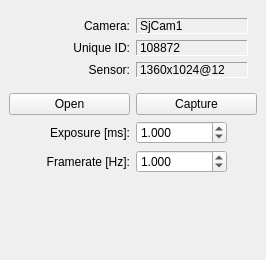
This is src/client/ui/cameradock.ui in kbg/sjcam as Qt 5 draws it before an edit. The edited form follows.
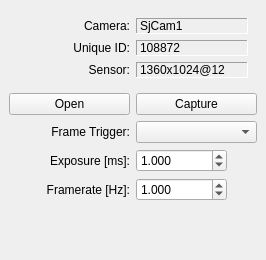
This is the edited form. Icons and pictures are not drawn.

Commit message: Added trigger support.

Diff of the .ui file:
```diff
--- a/src/client/ui/cameradock.ui
+++ b/src/client/ui/cameradock.ui
@@ -30,6 +30,29 @@
   </property>
   <widget class="QWidget" name="dockWidgetContents">
    <layout class="QGridLayout" name="gridLayout_2">
+    <item row="1" column="1">
+     <widget class="QPushButton" name="buttonCapture">
+      <property name="text">
+       <string>Capture</string>
+      </property>
+      <property name="checkable">
+       <bool>true</bool>
+      </property>
+     </widget>
+    </item>
+    <item row="5" column="0">
+     <spacer name="verticalSpacer">
+      <property name="orientation">
+       <enum>Qt::Vertical</enum>
+      </property>
+      <property name="sizeHint" stdset="0">
+       <size>
+        <width>20</width>
+        <height>1</height>
+       </size>
+      </property>
+     </spacer>
+    </item>
     <item row="0" column="0" colspan="2">
      <widget class="QFrame" name="frame">
       <property name="frameShape">
@@ -141,71 +164,7 @@
       </layout>
      </widget>
     </item>
-    <item row="1" column="0">
-     <widget class="QPushButton" name="buttonOpen">
-      <property name="text">
-       <string>Open</string>
-      </property>
-      <property name="checkable">
-       <bool>true</bool>
-      </property>
-     </widget>
-    </item>
-    <item row="1" column="1">
-     <widget class="QPushButton" name="buttonCapture">
-      <property name="text">
-       <string>Capture</string>
-      </property>
-      <property name="checkable">
-       <bool>true</bool>
-      </property>
-     </widget>
-    </item>
-    <item row="2" column="0">
-     <widget class="QLabel" name="label">
-      <property name="text">
-       <string>Exposure [ms]:</string>
-      </property>
-      <property name="alignment">
-       <set>Qt::AlignRight|Qt::AlignTrailing|Qt::AlignVCenter</set>
-      </property>
-     </widget>
-    </item>
-    <item row="2" column="1">
-     <layout class="QHBoxLayout" name="horizontalLayout_2">
-      <item>
-       <widget class="QDoubleSpinBox" name="spinExposure">
-        <property name="decimals">
-         <number>3</number>
-        </property>
-        <property name="minimum">
-         <double>0.008000000000000</double>
-        </property>
-        <property name="maximum">
-         <double>60000.000000000000000</double>
-        </property>
-        <property name="value">
-         <double>1.000000000000000</double>
-        </property>
-       </widget>
-      </item>
-      <item>
-       <widget class="QToolButton" name="buttonExposure">
-        <property name="text">
-         <string/>
-        </property>
-        <property name="icon">
-         <iconset resource="sjcclient.qrc">
-          <normaloff>:/icons/view-refresh.svg</normaloff>:/icons/view-refresh.svg</iconset>
-        </property>
-        <property name="autoRaise">
-         <bool>true</bool>
-        </property>
-       </widget>
-      </item>
-     </layout>
-    </item>
-    <item row="3" column="0">
+    <item row="4" column="0">
      <widget class="QLabel" name="label_2">
       <property name="text">
        <string>Framerate [Hz]:</string>
@@ -215,7 +174,7 @@
       </property>
      </widget>
     </item>
-    <item row="3" column="1">
+    <item row="4" column="1">
      <layout class="QHBoxLayout" name="horizontalLayout">
       <item>
        <widget class="QDoubleSpinBox" name="spinFrameRate">
@@ -249,10 +208,44 @@
       </item>
      </layout>
     </item>
-    <item row="4" column="0">
-     <spacer name="verticalSpacer">
-      <property name="orientation">
-       <enum>Qt::Vertical</enum>
+    <item row="3" column="1">
+     <layout class="QHBoxLayout" name="horizontalLayout_2">
+      <item>
+       <widget class="QDoubleSpinBox" name="spinExposure">
+        <property name="decimals">
+         <number>3</number>
+        </property>
+        <property name="minimum">
+         <double>0.008000000000000</double>
+        </property>
+        <property name="maximum">
+         <double>60000.000000000000000</double>
+        </property>
+        <property name="value">
+         <double>1.000000000000000</double>
+        </property>
+       </widget>
+      </item>
+      <item>
+       <widget class="QToolButton" name="buttonExposure">
+        <property name="text">
+         <string/>
+        </property>
+        <property name="icon">
+         <iconset resource="sjcclient.qrc">
+          <normaloff>:/icons/view-refresh.svg</normaloff>:/icons/view-refresh.svg</iconset>
+        </property>
+        <property name="autoRaise">
+         <bool>true</bool>
+        </property>
+       </widget>
+      </item>
+     </layout>
+    </item>
+    <item row="1" column="0">
+     <widget class="QPushButton" name="buttonOpen">
+      <property name="text">
+       <string>Open</string>
       </property>
       <property name="sizeHint" stdset="0">
        <size>
@@ -260,7 +253,30 @@
         <height>1</height>
        </size>
       </property>
-     </spacer>
+     </widget>
+    </item>
+    <item row="3" column="0">
+     <widget class="QLabel" name="label">
+      <property name="text">
+       <string>Exposure [ms]:</string>
+      </property>
+      <property name="alignment">
+       <set>Qt::AlignRight|Qt::AlignTrailing|Qt::AlignVCenter</set>
+      </property>
+     </widget>
+    </item>
+    <item row="2" column="0">
+     <widget class="QLabel" name="label_3">
+      <property name="text">
+       <string>Frame Trigger:</string>
+      </property>
+      <property name="alignment">
+       <set>Qt::AlignRight|Qt::AlignTrailing|Qt::AlignVCenter</set>
+      </property>
+     </widget>
+    </item>
+    <item row="2" column="1">
+     <widget class="QComboBox" name="comboTrigger"/>
     </item>
    </layout>
   </widget>
```
Left out of the diff: 8 changed lines with no effect on the pictures. The commit also changes 6 other files.
